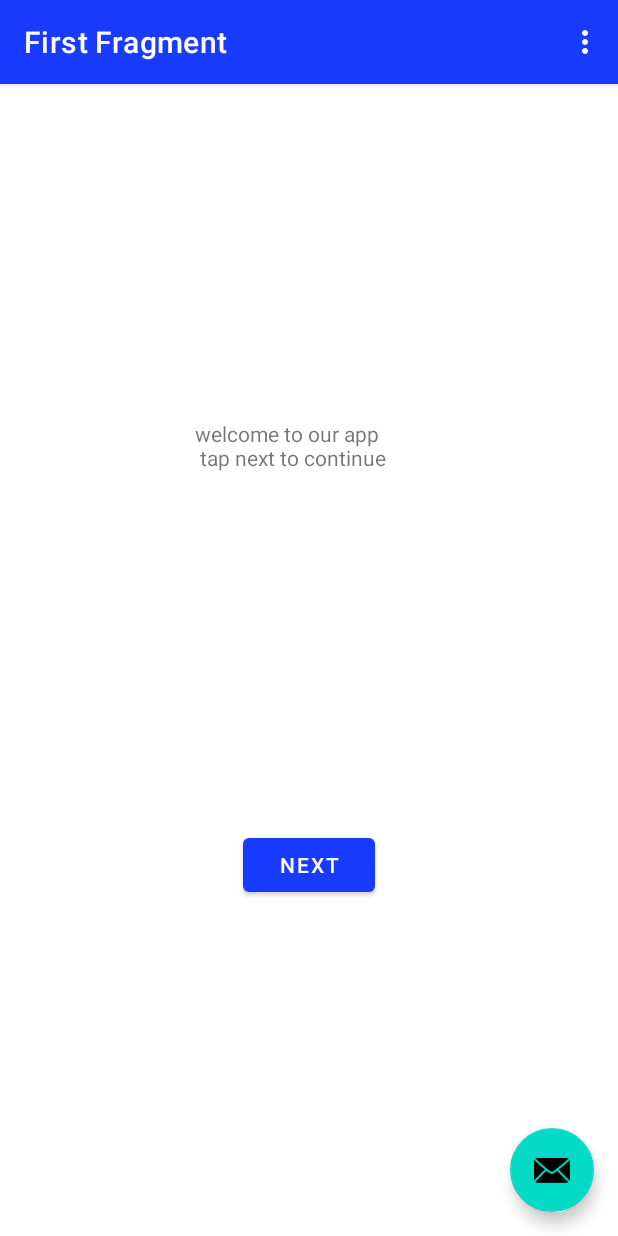
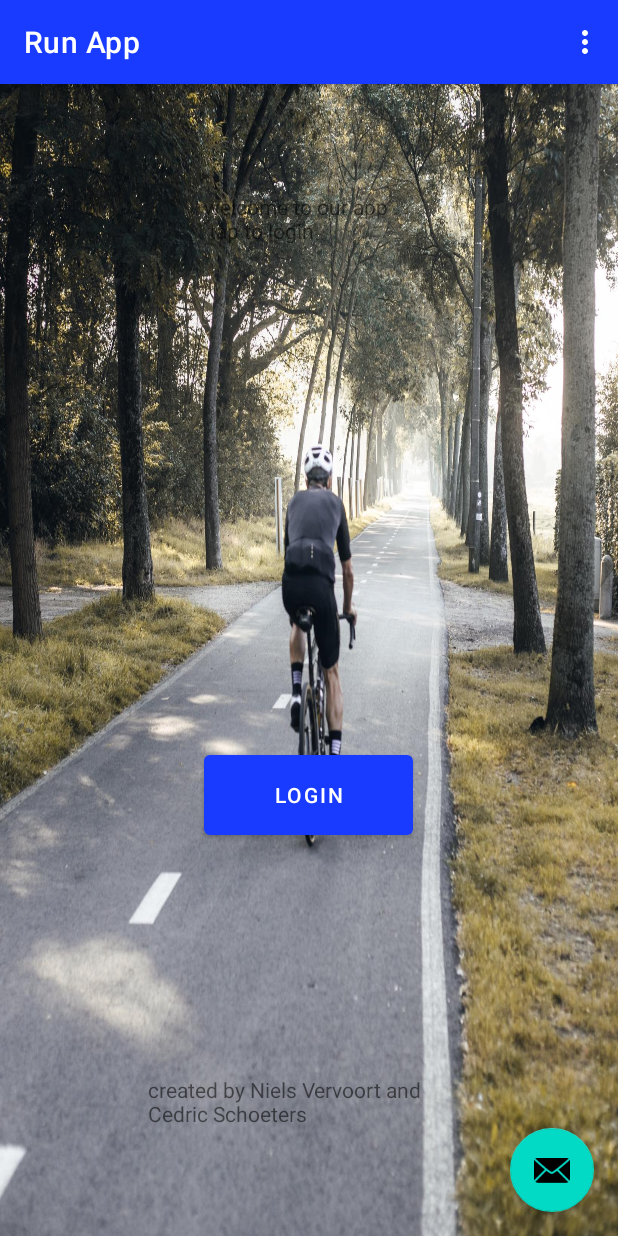
Before and after one commit to nielsver/practice-enterprise, an Android app: the screen it shows after launch (MainActivity), on a phone screen of 412 x 824 dp. Run offline under Robolectric (Android 15) with nearby library versions, the phone set to English and light mode, and no system bars; our stand-ins replace navigation-ui.

Commit message:
update app
background + login page general

```diff
--- a/android studio/app/src/main/res/layout/activity_main.xml
+++ b/android studio/app/src/main/res/layout/activity_main.xml
@@ -4,7 +4,9 @@
     xmlns:tools="http://schemas.android.com/tools"
     android:layout_width="match_parent"
     android:layout_height="match_parent"
-    tools:context=".MainActivity">
+    tools:context=".MainActivity"
+    android:background="@drawable/background"
+    >
 
     <com.google.android.material.appbar.AppBarLayout
         android:layout_width="match_parent"
--- a/android studio/app/src/main/res/layout/fragment_first.xml
+++ b/android studio/app/src/main/res/layout/fragment_first.xml
@@ -8,27 +8,40 @@
     tools:context=".FirstFragment">
 
 
-
     <TextView
         android:id="@+id/textview_first"
-        android:layout_width="150dp"
-        android:layout_height="49dp"
+        android:layout_width="153dp"
+        android:layout_height="107dp"
         android:text="@string/welcome_to_our_app_n_tap_next_to_continue"
+        android:visibility="visible"
         app:layout_constraintBottom_toTopOf="@id/button_first"
         app:layout_constraintEnd_toEndOf="parent"
-        app:layout_constraintHorizontal_bias="0.497"
+        app:layout_constraintHorizontal_bias="0.526"
         app:layout_constraintStart_toStartOf="parent"
-        app:layout_constraintTop_toTopOf="parent" />
+        app:layout_constraintTop_toTopOf="parent"
+        app:layout_constraintVertical_bias="0.13"
+        tools:visibility="visible" />
 
     <Button
         android:id="@+id/button_first"
-        android:layout_width="wrap_content"
-        android:layout_height="wrap_content"
-        android:text="@string/next"
+        android:layout_width="139dp"
+        android:layout_height="65dp"
+        android:text="@string/Login"
         app:layout_constraintBottom_toBottomOf="parent"
         app:layout_constraintEnd_toEndOf="parent"
+        app:layout_constraintHorizontal_bias="0.498"
         app:layout_constraintStart_toStartOf="parent"
         app:layout_constraintTop_toBottomOf="@id/textview_first" />
 
+    <TextView
+        android:id="@id/button_first"
+        android:layout_width="214dp"
+        android:layout_height="91dp"
+        android:layout_marginBottom="16dp"
+        android:text="@string/created_by_niels_vervoort_and_cedric_schoeters"
+        app:layout_constraintBottom_toBottomOf="parent"
+        app:layout_constraintEnd_toEndOf="parent"
+        app:layout_constraintHorizontal_bias="0.497"
+        app:layout_constraintStart_toStartOf="parent" />
 
 </androidx.constraintlayout.widget.ConstraintLayout>
--- a/android studio/app/src/main/res/layout/fragment_second.xml
+++ b/android studio/app/src/main/res/layout/fragment_second.xml
@@ -4,7 +4,7 @@
     xmlns:tools="http://schemas.android.com/tools"
     android:layout_width="match_parent"
     android:layout_height="match_parent"
-    tools:context=".SecondFragment">
+    tools:context=".MainActivity">
 
     <TextView
         android:id="@+id/textview_second"
--- a/android studio/app/src/main/res/navigation/nav_graph.xml
+++ b/android studio/app/src/main/res/navigation/nav_graph.xml
@@ -18,9 +18,8 @@
     <fragment
         android:id="@+id/SecondFragment"
         android:name="com.example.myapplication.SecondFragment"
-        android:label="@string/second_fragment_label"
+        android:label="@string/Login"
         tools:layout="@layout/fragment_second">
-
         <action
             android:id="@+id/action_SecondFragment_to_FirstFragment"
             app:destination="@id/FirstFragment" />
--- a/android studio/app/src/main/res/values/strings.xml
+++ b/android studio/app/src/main/res/values/strings.xml
@@ -2,13 +2,15 @@
     <string name="app_name">My Application</string>
     <string name="action_settings">Settings</string>
     <!-- Strings used for fragments for navigation -->
-    <string name="first_fragment_label">First Fragment</string>
+    <string name="first_fragment_label">Run App</string>
     <string name="second_fragment_label">Second Fragment</string>
     <string name="next">Next</string>
     <string name="previous">Previous</string>
 
     <string name="hello_first_fragment">Hello first fragment</string>
     <string name="hello_second_fragment">Hello second fragment. Arg: %1$s</string>
-    <string name="welcome_to_our_app_n_tap_next_to_continue">welcome to our app\n tap next to continue</string>
-    <string name="created_by_niels_vervoort_and_cedric_schoeters">created_by_Niels_Vervoort_and_Cedric_Schoeters</string>
+    <string name="welcome_to_our_app_n_tap_next_to_continue">welcome to our app\n tap to login</string>
+    <string name="created_by_niels_vervoort_and_cedric_schoeters">created by Niels Vervoort and Cedric Schoeters</string>
+    <string name="Login">Login</string>
+    />
 </resources>
```
Also changed, not shown: android studio/app/src/main/res/drawable/background.jpg (added), 2 other files.
